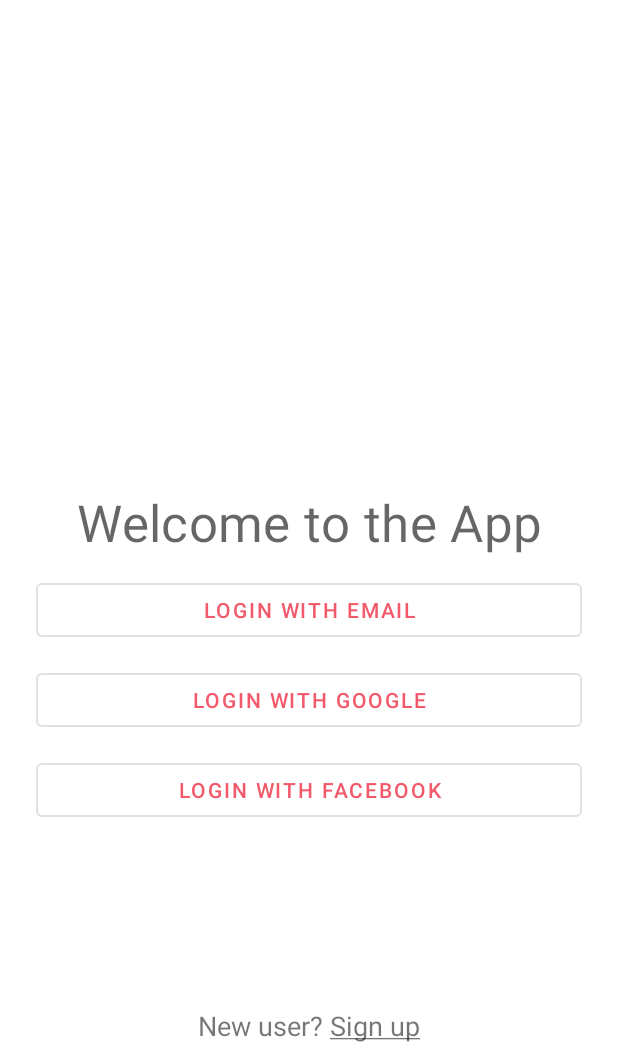
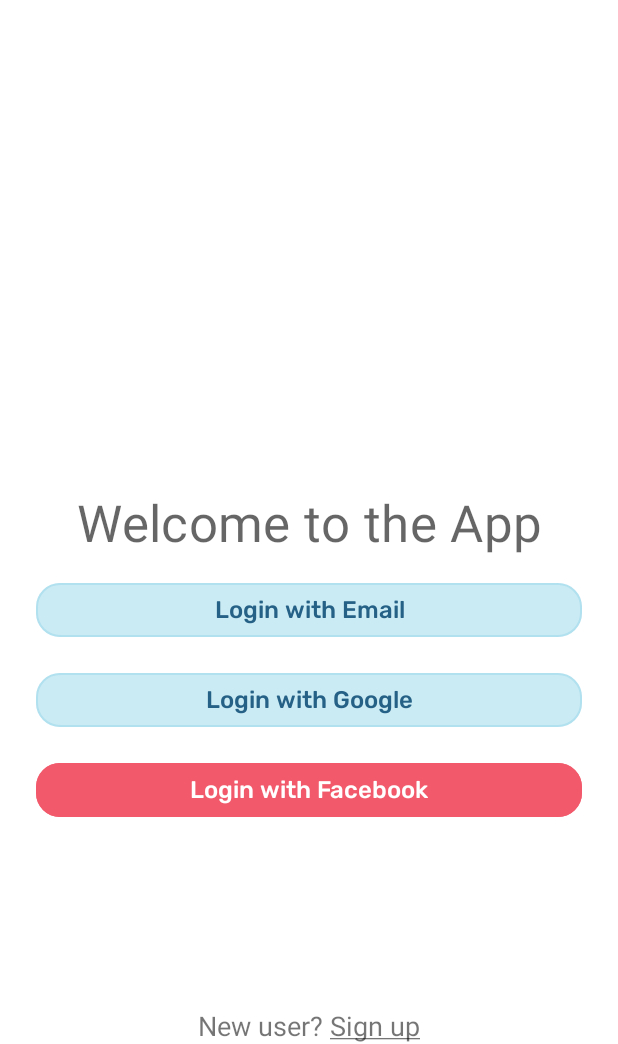
Before and after one commit to lucianoluzzi/couplet, an Android app: the screen it shows after launch (MainActivity), on a phone screen of 412 x 824 dp, the part 192-1236 px from its top. Run offline under Robolectric (Android 15) with nearby library versions, the light colour scheme and no system bars; our stand-ins replace Firebase (no records; nobody signed in at launch, a user with empty details on screens opened directly), data binding, navigation-ui; libraries missing offline, so code that uses them is left out: com.facebook.appevents; 1 statement that could not run was skipped.

Commit message:
Creating themes for buttons

```diff
--- a/app/src/main/res/layout/fragment_social_login.xml
+++ b/app/src/main/res/layout/fragment_social_login.xml
@@ -42,7 +42,7 @@
             android:text="Login with Email"
             android:layout_marginStart="24dp"
             android:layout_marginEnd="24dp"
-            style="@style/Widget.MaterialComponents.Button.OutlinedButton" />
+            style="@style/Button.Outlined" />
 
         <Button
             app:layout_constraintTop_toBottomOf="@id/with_email"
@@ -55,7 +55,7 @@
             android:text="Login with Google"
             android:layout_marginStart="24dp"
             android:layout_marginEnd="24dp"
-            style="@style/Widget.MaterialComponents.Button.OutlinedButton" />
+            style="@style/Button.Outlined.Icon" />
 
         <Button
             app:layout_constraintTop_toBottomOf="@id/with_google"
@@ -68,7 +68,7 @@
             android:text="Login with Facebook"
             android:layout_marginStart="24dp"
             android:layout_marginEnd="24dp"
-            style="@style/Widget.MaterialComponents.Button.OutlinedButton" />
+            style="@style/Button.Highlight.Icon" />
 
         <TextView
             android:id="@+id/register"
--- a/app/src/main/res/values/colors.xml
+++ b/app/src/main/res/values/colors.xml
@@ -12,7 +12,10 @@
     <color name="darker_pink">#F0B7B7</color>
     <color name="pink">#FFEEEE</color>
     <color name="light_pink">#FFF5F5</color>
+    <color name="blue_20">#3346B5D7</color>
+    <color name="blue_15">#2646B5D7</color>
 
+    <color name="white">#FFFFFF</color>
     <color name="background">#FFFFFF</color>
     <color name="grey_blue">#86AEC6</color>
     <color name="grey">#494B71</color>
--- a/app/src/main/res/values/themes.xml
+++ b/app/src/main/res/values/themes.xml
@@ -21,7 +21,7 @@
         <item name="displayOptions">showHome|useLogo</item>
     </style>
 
-    <style name="SplashScreenTheme" parent = "Theme.AppCompat.NoActionBar">
+    <style name="SplashScreenTheme" parent="Theme.AppCompat.NoActionBar">
         <item name="android:statusBarColor" tools:targetApi="l">@android:color/transparent</item>
         <item name="android:windowLightStatusBar">true</item>
         <item name="android:windowBackground">@drawable/splash_screen_background</item>
@@ -29,6 +29,7 @@
         <item name="android:fitsSystemWindows">true</item>
     </style>
 
+    <!-- Texts -->
     <style name="H1Title">
         <item name="android:textSize">35sp</item>
         <item name="android:fontFamily">@font/regular</item>
@@ -42,15 +43,15 @@
     </style>
 
     <style name="Label">
+        <item name="android:textSize">14sp</item>
+        <item name="android:fontFamily">@font/regular</item>
+        <item name="android:textColor">@color/grey</item>
+    </style>
+
+    <style name="Body">
         <item name="android:textSize">16sp</item>
         <item name="android:fontFamily">@font/regular</item>
         <item name="android:textColor">@color/grey_blue</item>
-    </style>
-
-    <style name="Body">
-        <item name="android:textSize">14sp</item>
-        <item name="android:fontFamily">@font/regular</item>
-        <item name="android:textColor">@color/grey</item>
     </style>
 
     <style name="Body.Disabled">
@@ -64,4 +65,43 @@
         <item name="android:fontFamily">@font/medium</item>
         <item name="android:textColor">@color/musk_green</item>
     </style>
+
+    <!-- Buttons -->
+    <style name="Button" />
+
+    <style name="Button.Highlight" parent="Widget.MaterialComponents.Button.UnelevatedButton">
+        <item name="android:textAllCaps">false</item>
+        <item name="shapeAppearanceOverlay">@style/RoundCorners</item>
+        <item name="android:backgroundTint">@color/red</item>
+        <item name="android:textColor">@color/white</item>
+        <item name="android:textAppearance">@style/Body.Highlight</item>
+        <item name="android:paddingTop">16dp</item>
+        <item name="android:paddingBottom">16dp</item>
+    </style>
+
+    <style name="Button.Highlight.Icon" parent="Button.Highlight">
+        <item name="android:paddingLeft">12dp</item>
+    </style>
+
+    <style name="Button.Outlined" parent="Widget.MaterialComponents.Button.OutlinedButton">
+        <item name="android:textAllCaps">false</item>
+        <item name="shapeAppearanceOverlay">@style/RoundCorners</item>
+        <item name="android:backgroundTint">@color/blue_15</item>
+        <item name="android:textAppearance">@style/Body.Highlight</item>
+        <item name="android:textColor">@color/musk_green</item>
+        <item name="android:paddingTop">16dp</item>
+        <item name="android:paddingBottom">16dp</item>
+        <item name="strokeColor">@color/blue_20</item>
+    </style>
+
+    <style name="Button.Outlined.Icon" parent="Button.Outlined">
+        <item name="android:paddingLeft">12dp</item>
+    </style>
+
+    <style name="RoundCorners">
+        <item name="cornerFamily">rounded</item>
+        <item name="cornerSize">16dp</item>
+    </style>
+
+
 </resources>
```
